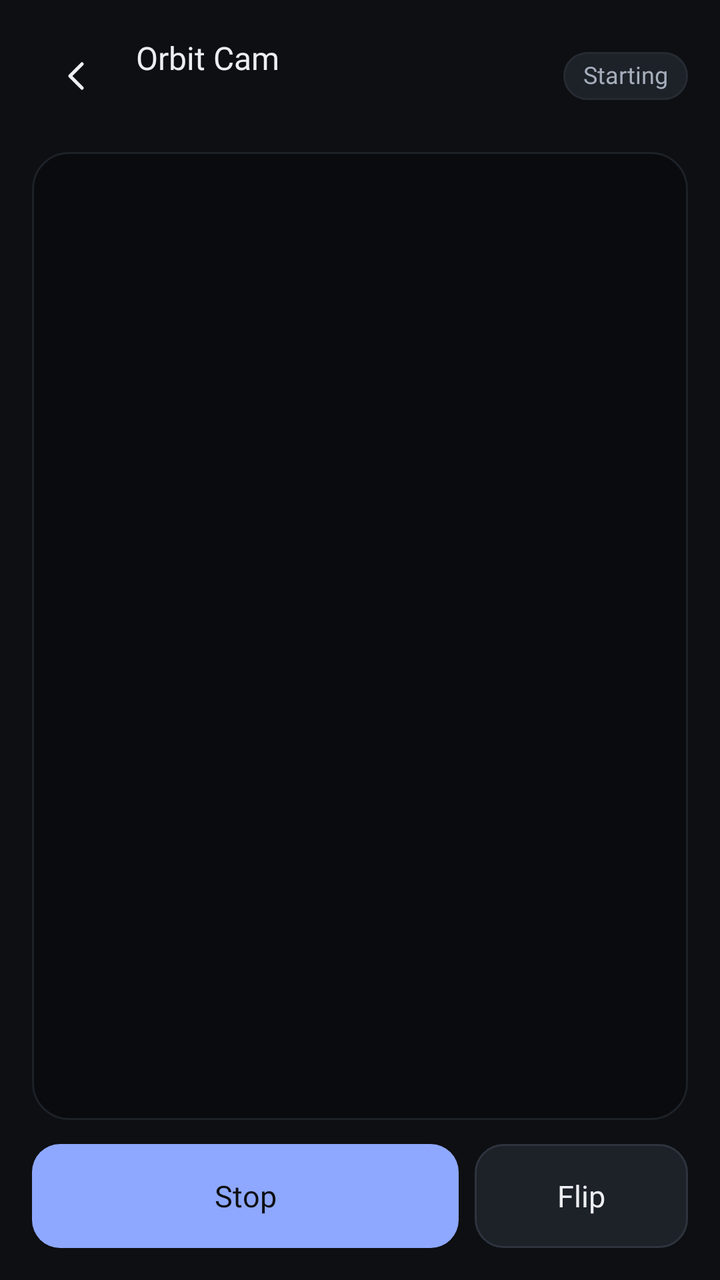
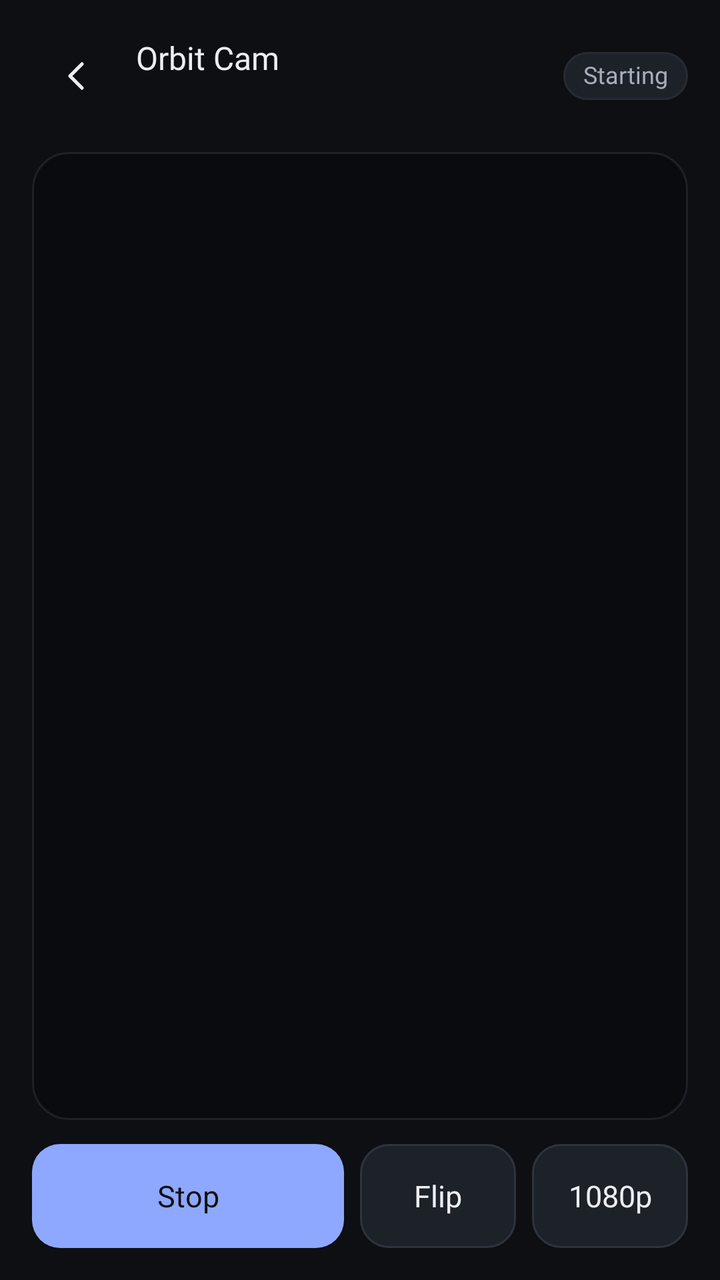

The first picture is an Android layout as it rendered before a commit; the second is the same layout after the commit. The layout source and the unified diff follow.
<!-- AndroidManifest.xml: application theme AppTheme -->
<!-- res/layout/activity_webcam.xml -->
<?xml version="1.0" encoding="utf-8"?>
<LinearLayout xmlns:android="http://schemas.android.com/apk/res/android"
    android:layout_width="match_parent"
    android:layout_height="match_parent"
    android:background="@color/o_ground"
    android:orientation="vertical"
    android:paddingStart="16dp"
    android:paddingTop="12dp"
    android:paddingEnd="16dp"
    android:paddingBottom="16dp">

    <LinearLayout
        android:layout_width="match_parent"
        android:layout_height="52dp"
        android:gravity="center_vertical"
        android:baselineAligned="false"
        android:orientation="horizontal">

        <Button
            android:id="@+id/btn_webcam_back"
            style="@style/Btn.Icon"
            android:contentDescription="Back"
            android:drawableTop="@drawable/ic_o_chevron_left"
            android:drawableTint="@color/o_text"
            android:paddingTop="10dp"
            android:text="" />

        <LinearLayout
            android:layout_width="0dp"
            android:layout_height="wrap_content"
            android:layout_weight="1"
            android:layout_marginStart="8dp"
            android:orientation="vertical">

            <TextView
                style="@style/Text.Heading"
                android:layout_width="wrap_content"
                android:layout_height="wrap_content"
                android:text="Orbit Cam" />

            <TextView
                android:id="@+id/tv_webcam_target"
                style="@style/Text.Caption"
                android:layout_width="match_parent"
                android:layout_height="wrap_content"
                android:layout_marginTop="3dp"
                android:ellipsize="end"
                android:singleLine="true"
                android:text="" />
        </LinearLayout>

        <TextView
            android:id="@+id/tv_webcam_status"
            style="@style/Text.Badge"
            android:layout_width="wrap_content"
            android:layout_height="wrap_content"
            android:layout_marginStart="8dp"
            android:fontFamily="@font/geist_medium"
            android:text="Starting"
            android:textColor="@color/o_text_2" />
    </LinearLayout>

    <FrameLayout
        android:id="@+id/frame_webcam_preview"
        android:layout_width="match_parent"
        android:layout_height="0dp"
        android:layout_weight="1"
        android:layout_marginTop="12dp"
        android:background="@drawable/term_screen_bg"
        android:padding="1dp">

        <TextureView
            android:id="@+id/tv_webcam_preview"
            android:layout_width="match_parent"
            android:layout_height="match_parent"
            android:layout_gravity="center" />

        <TextView
            android:id="@+id/tv_webcam_error"
            style="@style/Text.Secondary"
            android:layout_width="wrap_content"
            android:layout_height="wrap_content"
            android:layout_gravity="center"
            android:gravity="center"
            android:lineSpacingExtra="3dp"
            android:padding="24dp"
            android:visibility="gone" />
    </FrameLayout>

    <LinearLayout
        android:layout_width="match_parent"
        android:layout_height="52dp"
        android:layout_marginTop="12dp"
        android:baselineAligned="false"
        android:orientation="horizontal">

        <Button
            android:id="@+id/btn_webcam_stop"
            style="@style/Btn.Primary"
            android:layout_width="0dp"
            android:layout_height="match_parent"
            android:layout_weight="2"
            android:text="Stop" />

        <Button
            android:id="@+id/btn_webcam_switch"
            style="@style/Btn.Secondary"
            android:layout_width="0dp"
            android:layout_height="match_parent"
            android:layout_weight="1"
            android:layout_marginStart="8dp"
            android:text="Flip" />
    </LinearLayout>
</LinearLayout>
<!-- resources referenced by this layout -->
<resources>
  <color name="o_ground">#0D0F12</color>
  <color name="o_text">#ECEEF1</color>
  <color name="o_text_2">#A6AEBB</color>
  <!-- drawable ic_o_chevron_left (drawable) -->
  <?xml version="1.0" encoding="utf-8"?>
  <vector xmlns:android="http://schemas.android.com/apk/res/android"
      android:width="24dp" android:height="24dp" android:viewportWidth="24" android:viewportHeight="24">
      <path android:pathData="M15,18l-6-6 6-6" android:fillColor="#00000000" android:strokeColor="#FFFFFFFF" android:strokeWidth="1.75" android:strokeLineCap="round" android:strokeLineJoin="round"/>
  </vector>
  <!-- drawable term_screen_bg (drawable) -->
  <?xml version="1.0" encoding="utf-8"?>
  <shape xmlns:android="http://schemas.android.com/apk/res/android" android:shape="rectangle"><solid android:color="@color/o_screen"/><stroke android:width="1dp" android:color="@color/o_raised"/><corners android:radius="18dp"/></shape>
  <style name="Text.Caption">
          <item name="android:textSize">12sp</item>
          <item name="android:textColor">@color/o_text_3</item>
      </style>
  <style name="Text.Heading">
          <item name="android:fontFamily">@font/geist_semibold</item>
          <item name="android:textSize">16sp</item>
      </style>
  <style name="Text.Secondary">
          <item name="android:textSize">13sp</item>
          <item name="android:textColor">@color/o_text_2</item>
      </style>
  <color name="o_screen">#090B0E</color>
  <color name="o_raised">#1D2128</color>
  <!-- drawable bg_circle_ghost (drawable) -->
  <?xml version="1.0" encoding="utf-8"?>
  <ripple xmlns:android="http://schemas.android.com/apk/res/android" android:color="@color/o_ripple"><item><shape android:shape="oval"><solid android:color="#00000000"/></shape></item><item android:id="@android:id/mask"><shape android:shape="oval"><solid android:color="#FFFFFFFF"/></shape></item></ripple>
  <dimen name="touch_target">44dp</dimen>
  <color name="o_on_accent">#0D0F12</color>
  <!-- drawable bg_pill (drawable) -->
  <?xml version="1.0" encoding="utf-8"?>
  <shape xmlns:android="http://schemas.android.com/apk/res/android" android:shape="rectangle"><solid android:color="@color/o_raised"/><stroke android:width="1dp" android:color="@color/o_hairline"/><corners android:radius="999dp"/></shape>
  <color name="o_text_3">#7D8593</color>
  <color name="o_accent">#8EA8FF</color>
  <color name="o_ripple">#1FFFFFFF</color>
  <color name="o_accent_tint">#1F2740</color>
  <color name="o_ripple_dark">#260D0F12</color>
  <color name="o_stroke">#2E343E</color>
  <color name="o_hairline">#262B33</color>
  <!-- drawable bg_dialog (drawable) -->
  <?xml version="1.0" encoding="utf-8"?>
  <shape xmlns:android="http://schemas.android.com/apk/res/android" android:shape="rectangle"><solid android:color="@color/o_surface"/><stroke android:width="1dp" android:color="@color/o_hairline"/><corners android:radius="24dp"/></shape>
  <color name="o_surface">#15181D</color>
  <style name="DialogButton" parent="@android:style/Widget.DeviceDefault.Button.Borderless">
          <item name="android:textColor">@color/o_accent</item>
          <item name="android:textAllCaps">false</item>
          <item name="android:fontFamily">@font/geist_medium</item>
          <item name="android:textSize">15sp</item>
      </style>
  <style name="DialogTitle" parent="@android:style/TextAppearance.DeviceDefault.DialogWindowTitle">
          <item name="android:fontFamily">@font/geist_semibold</item>
          <item name="android:textSize">18sp</item>
          <item name="android:textColor">@color/o_text</item>
      </style>
  <!-- unchanged entries left out for length: 8 -->
</resources>

<!-- the commit's change to res/layout/activity_webcam.xml (unified diff, before → after) -->
@@ -110,5 +110,14 @@
             android:layout_weight="1"
             android:layout_marginStart="8dp"
             android:text="Flip" />
+
+        <Button
+            android:id="@+id/btn_webcam_quality"
+            style="@style/Btn.Secondary"
+            android:layout_width="0dp"
+            android:layout_height="match_parent"
+            android:layout_weight="1"
+            android:layout_marginStart="8dp"
+            android:text="1080p" />
     </LinearLayout>
 </LinearLayout>
